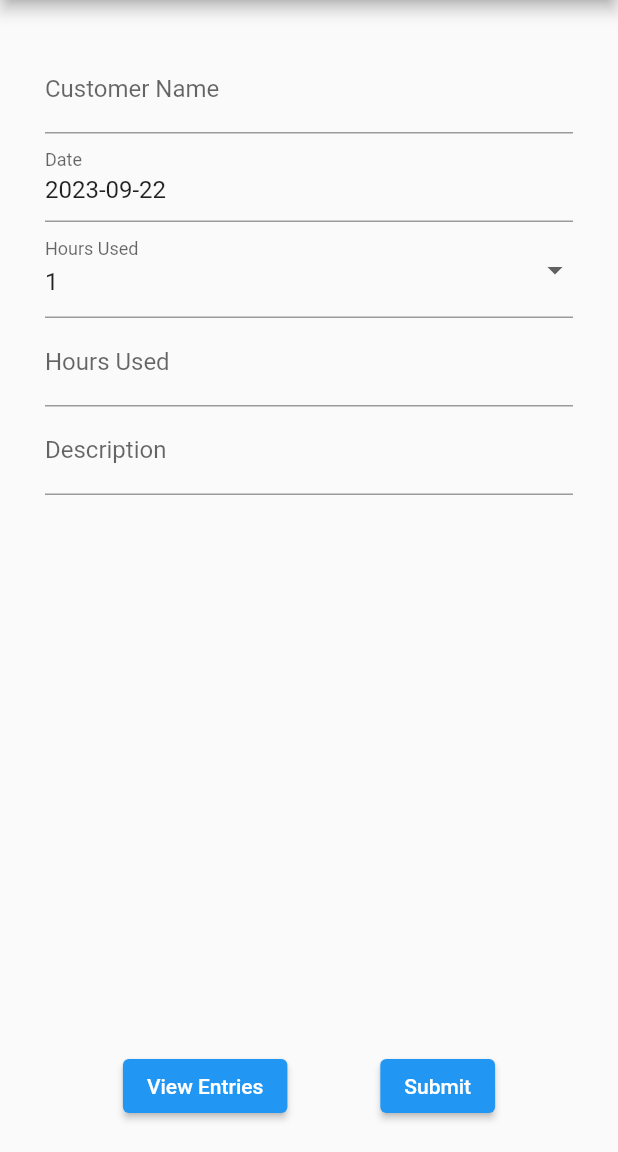
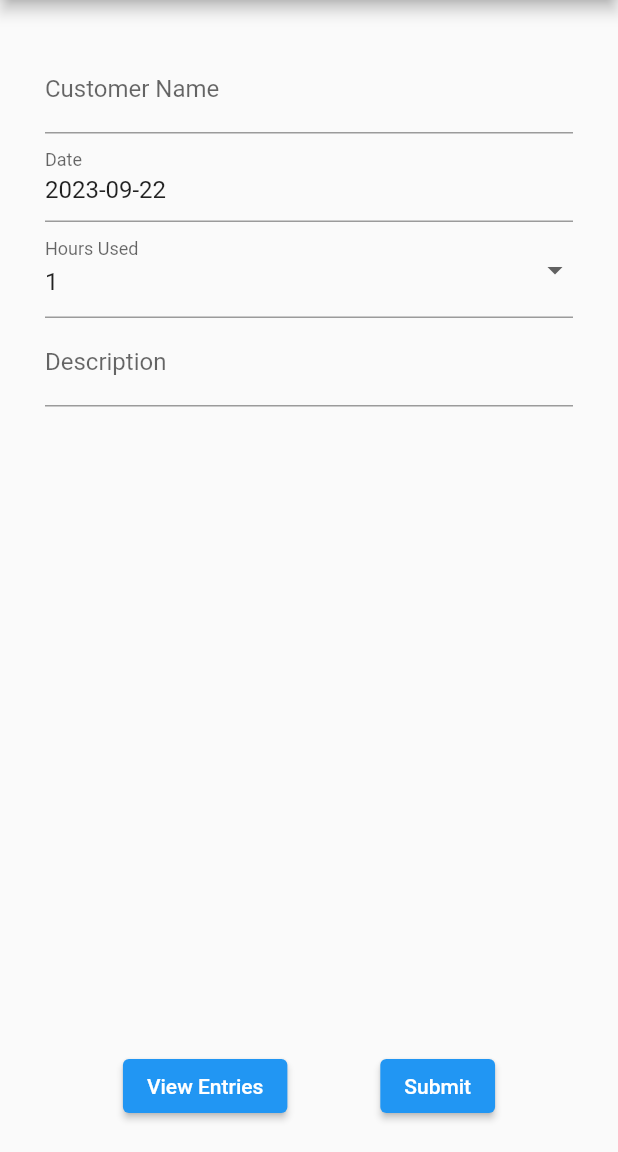
Before and after one commit to larsjnielsen09/time_tracker_app, a Flutter app: the screen it shows after launch, on a phone screen of 412 x 824 dp, the part 84-1236 px from its top. Run offline on Flutter 3.47's test engine with Material 2 defaults, Android fonts, the phone set to English and light mode, and no system bars.

Commit message:
before merge

```diff
--- a/lib/main.dart
+++ b/lib/main.dart
@@ -82,10 +82,6 @@ class _HomeScreenState extends State<HomeScreen>{
                     },
                     decoration: InputDecoration(labelText: 'Hours Used'),
                   ),
-                  TextFormField(
-                    decoration: InputDecoration(labelText: 'Hours Used'),
-                    keyboardType: TextInputType.number,
-                  ),
 
                   TextFormField(
                     decoration: InputDecoration(labelText: 'Description'),
```
